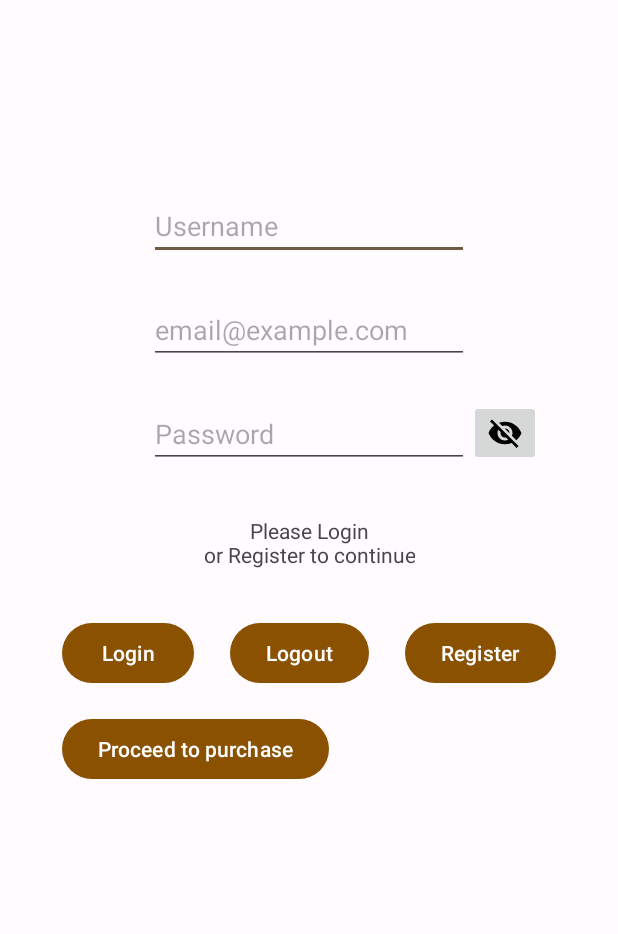
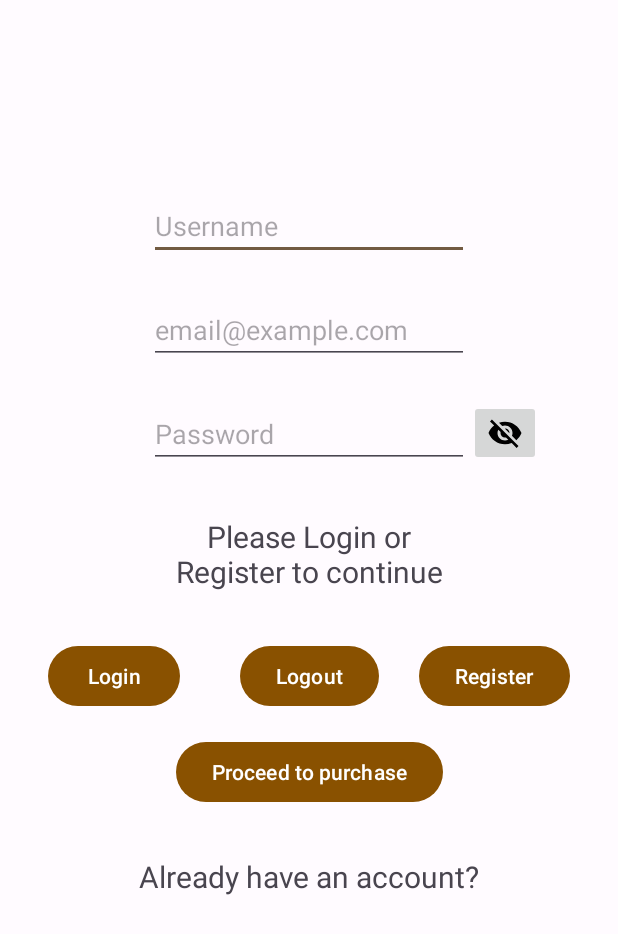
Before and after one commit to wholybee/tarot, an Android app: the layout fragment_account.xml on its own in the app's theme, with its tools: preview values and no code run, on a phone screen of 412 x 824 dp. Shown: the top 934 px of the screen. Run offline under Robolectric (Android 15) with nearby library versions, the phone set to English and light mode, and no system bars.

Commit message:
Lots of changes. Account login nearly done.

```diff
--- a/app/src/main/java/net/holybee/tarot/PurchaseFragment.kt
+++ b/app/src/main/java/net/holybee/tarot/PurchaseFragment.kt
@@ -13,6 +13,7 @@ import kotlinx.coroutines.flow.first
 import kotlinx.coroutines.launch
 import net.holybee.tarot.googleBilling.Constants.COIN_TAG
 import net.holybee.tarot.databinding.FragmentPurchaseBinding
+import net.holybee.tarot.holybeeAPI.AccountInformation
 
 private const val TAG = "PurchaseFragment"
 class PurchaseFragment : Fragment() {
@@ -38,6 +39,10 @@ class PurchaseFragment : Fragment() {
         viewModel = ViewModelProvider(this)[PurchaseViewModel::class.java]
 
         //  Use the ViewModel
+        val coinText = "Coins: ${AccountInformation.coins}"
+        Log.d(TAG,coinText)
+        binding.coinsTextView.setText(coinText)
+
         lifecycleScope.launch {
             viewModel.hasCoinFlow
                 .collect { coin ->
--- a/app/src/main/java/net/holybee/tarot/googleBilling/BillingClientWrapper.kt
+++ b/app/src/main/java/net/holybee/tarot/googleBilling/BillingClientWrapper.kt
@@ -18,6 +18,7 @@ import com.android.billingclient.api.QueryProductDetailsParams
 import com.android.billingclient.api.QueryPurchasesParams
 import kotlinx.coroutines.flow.MutableStateFlow
 import kotlinx.coroutines.flow.asStateFlow
+import net.holybee.tarot.holybeeAPI.AccountInformation
 import net.holybee.tarot.holybeeAPI.ConsumePurchaseResponseListener
 import net.holybee.tarot.holybeeAPI.HolybeeAPIClient
 
@@ -257,7 +258,7 @@ class BillingClientWrapper(
         }
     }
 
-    override fun onConsumeSuccess(result: String, purchase: Purchase) {
+    override fun onConsumeSuccess(result: String, purchase: Purchase, coins: Int) {
         ////////////////// This block to be deleted after full server implementation
         purchase.let {
             val consumeParams = ConsumeParams.newBuilder()
@@ -280,7 +281,7 @@ class BillingClientWrapper(
         // queryPurchases()
         // isConsuming = false
         // Log.i(TAG, "Server Consume Successful")
-
+        AccountInformation.coins = coins
     }
 
     override fun onConsumeFail(result: String) {
--- a/app/src/main/java/net/holybee/tarot/holybeeAPI/HolybeeURL.kt
+++ b/app/src/main/java/net/holybee/tarot/holybeeAPI/HolybeeURL.kt
@@ -4,6 +4,7 @@ object HolybeeURL {
     val consumePurchase = "https://app.holybee.net/api/consumePurchase/"
     val login = "https://app.holybee.net/api/login/"
     val create = "https://app.holybee.net/admin/addUser/"
+    val getCoins = "https://app.holybee.net/api/getCoins/"
 }
 /*
 "http://10.21.2.44:5000/api/consumePurchase/"
--- a/app/src/main/res/layout/fragment_account.xml
+++ b/app/src/main/res/layout/fragment_account.xml
@@ -44,32 +44,32 @@
         app:layout_constraintTop_toBottomOf="@+id/emailEditText" />
 
     <TextView
-        android:id="@+id/statusTextView"
+        android:id="@+id/loginOrRegisterTextView"
         android:layout_width="wrap_content"
         android:layout_height="wrap_content"
         android:layout_marginTop="32dp"
         android:text="@string/please_login_to_continue"
         android:textAlignment="center"
+        android:textSize="20sp"
         app:layout_constraintEnd_toEndOf="parent"
         app:layout_constraintStart_toStartOf="parent"
         app:layout_constraintTop_toBottomOf="@+id/passwordEditText" />
 
     <androidx.constraintlayout.widget.ConstraintLayout
         android:id="@+id/constraintLayout2"
-        android:layout_width="wrap_content"
+        android:layout_width="match_parent"
         android:layout_height="wrap_content"
         android:layout_marginTop="32dp"
         app:layout_constraintEnd_toEndOf="parent"
         app:layout_constraintStart_toStartOf="parent"
-        app:layout_constraintTop_toBottomOf="@+id/statusTextView">
+        app:layout_constraintTop_toBottomOf="@+id/loginOrRegisterTextView">
 
         <Button
             android:id="@+id/loginButton"
             android:layout_width="wrap_content"
             android:layout_height="wrap_content"
-            android:layout_marginEnd="24dp"
+            android:layout_marginStart="32dp"
             android:text="@string/login_button"
-            app:layout_constraintEnd_toStartOf="@+id/logoutButton"
             app:layout_constraintStart_toStartOf="parent"
             app:layout_constraintTop_toTopOf="parent" />
 
@@ -78,18 +78,17 @@
             android:layout_width="wrap_content"
             android:layout_height="wrap_content"
             android:text="@string/logout"
-            app:layout_constraintEnd_toStartOf="@+id/createAccountButton"
-            app:layout_constraintStart_toEndOf="@+id/loginButton"
+            app:layout_constraintEnd_toEndOf="parent"
+            app:layout_constraintStart_toStartOf="parent"
             app:layout_constraintTop_toTopOf="parent" />
 
         <Button
             android:id="@+id/createAccountButton"
             android:layout_width="wrap_content"
             android:layout_height="wrap_content"
-            android:layout_marginStart="24dp"
+            android:layout_marginEnd="32dp"
             android:text="@string/new_button"
             app:layout_constraintEnd_toEndOf="parent"
-            app:layout_constraintStart_toEndOf="@+id/logoutButton"
             app:layout_constraintTop_toTopOf="parent" />
 
         <Button
@@ -98,8 +97,9 @@
             android:layout_height="wrap_content"
             android:layout_marginTop="16dp"
             android:text="Proceed to purchase"
-            app:layout_constraintTop_toBottomOf="@+id/logoutButton"
-            tools:layout_editor_absoluteX="68dp" />
+            app:layout_constraintEnd_toEndOf="parent"
+            app:layout_constraintStart_toStartOf="parent"
+            app:layout_constraintTop_toBottomOf="@+id/logoutButton" />
     </androidx.constraintlayout.widget.ConstraintLayout>
 
     <ImageButton
@@ -111,4 +111,15 @@
         app:layout_constraintStart_toEndOf="@+id/passwordEditText"
         app:layout_constraintTop_toTopOf="@+id/passwordEditText" />
 
+    <TextView
+        android:id="@+id/haveAccountTextView"
+        android:layout_width="wrap_content"
+        android:layout_height="wrap_content"
+        android:layout_marginTop="32dp"
+        android:text="@string/have_an_account"
+        android:textSize="20sp"
+        app:layout_constraintEnd_toEndOf="parent"
+        app:layout_constraintStart_toStartOf="parent"
+        app:layout_constraintTop_toBottomOf="@+id/constraintLayout2" />
+
 </androidx.constraintlayout.widget.ConstraintLayout>
--- a/app/src/main/res/values/strings.xml
+++ b/app/src/main/res/values/strings.xml
@@ -18,11 +18,12 @@
     <string name="username">Username</string>
     <string name="password">Password</string>
     <string name="email_example_com">email@example.com</string>
-    <string name="please_login_to_continue">Please Login\nor Register to continue</string>
+    <string name="please_login_to_continue">Please Login or\nRegister to continue</string>
     <string name="login_button">Login</string>
     <string name="new_button">Register</string>
     <string name="account">Account</string>
     <string name="logout">Logout</string>
     <string name="buy_coins">Buy Coins</string>
+    <string name="have_an_account">Already have an account?</string>
 
 </resources>
```
Also changed, not shown: app/src/main/java/net/holybee/tarot/AccountFragment.kt (+27 -5 lines), app/src/main/java/net/holybee/tarot/MainActivity.kt (+24 -2 lines), app/src/main/java/net/holybee/tarot/TarotQuestionFragment.kt (+24 -7 lines), app/src/main/java/net/holybee/tarot/holybeeAPI/AccountInformation.kt (+11 -4 lines), app/src/main/java/net/holybee/tarot/holybeeAPI/HolybeeAPIClient.kt (+43 -3 lines), app/src/main/java/net/holybee/tarot/holybeeAPI/HolybeeAPIListeners.kt (+8 -3 lines), app/src/main/res/layout/fragment_purchase.xml (+11 -0 lines), app/src/main/res/layout/fragment_tarot_question.xml (+11 -0 lines).
